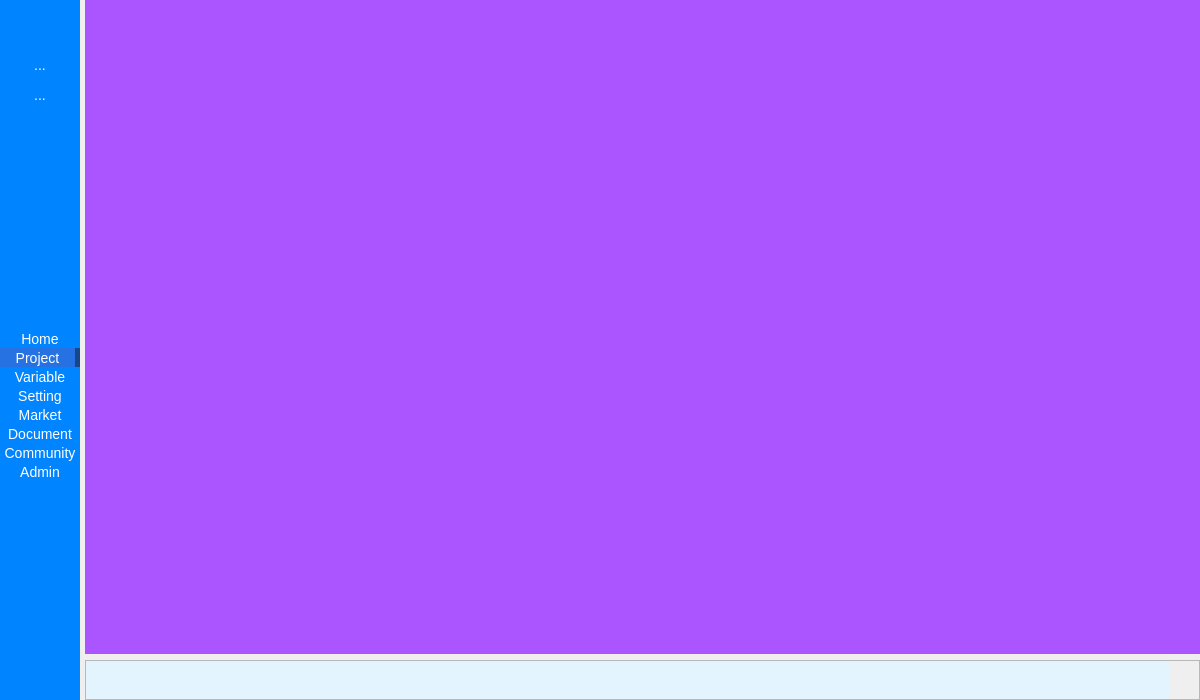
Qt form MainWindow.ui (deltaxrobot/Delta-X-Software) before a commit.
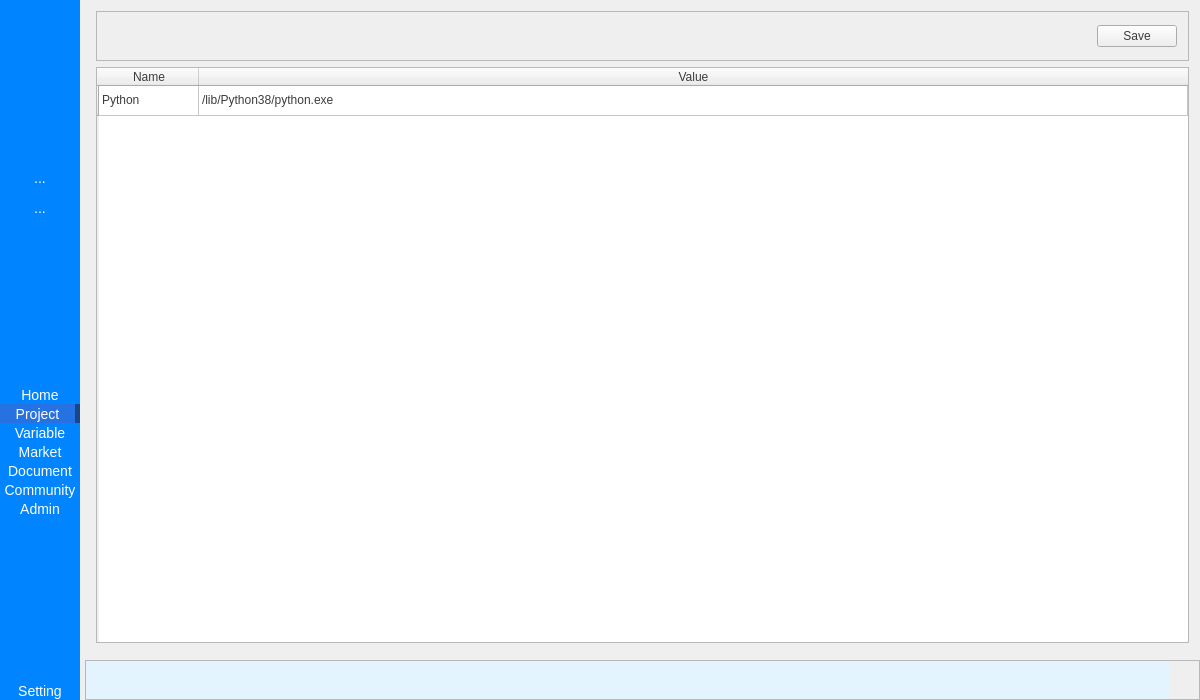
The same form after that commit. The open tabs and pages were chosen to show the change. Icons and pictures are not drawn.

```diff
--- a/MainWindow.ui
+++ b/MainWindow.ui
@@ -221,23 +221,17 @@
             <number>0</number>
            </property>
            <item>
-            <widget class="QLabel" name="lbLoadingIcon">
-             <property name="sizePolicy">
-              <sizepolicy hsizetype="Expanding" vsizetype="Fixed">
-               <horstretch>0</horstretch>
-               <verstretch>0</verstretch>
-              </sizepolicy>
+            <spacer name="verticalSpacer_5">
+             <property name="orientation">
+              <enum>Qt::Vertical</enum>
              </property>
-             <property name="minimumSize">
+             <property name="sizeHint" stdset="0">
               <size>
-               <width>0</width>
-               <height>50</height>
+               <width>20</width>
+               <height>40</height>
               </size>
              </property>
-             <property name="text">
-              <string/>
-             </property>
-            </widget>
+            </spacer>
            </item>
            <item>
             <widget class="QToolButton" name="tbOpenProject">
@@ -434,41 +428,6 @@
              </property>
             </widget>
            </item>
-           <item>
-            <widget class="QToolButton" name="tbSetting">
-             <property name="sizePolicy">
-              <sizepolicy hsizetype="Preferred" vsizetype="Fixed">
-               <horstretch>0</horstretch>
-               <verstretch>0</verstretch>
-              </sizepolicy>
-             </property>
-             <property name="minimumSize">
-              <size>
-               <width>80</width>
-               <height>0</height>
-              </size>
-             </property>
-             <property name="styleSheet">
-              <string notr="true"/>
-             </property>
-             <property name="text">
-              <string>Setting</string>
-             </property>
-             <property name="icon">
-              <iconset resource="resource.qrc">
-               <normaloff>:/icon/settings_64px.png</normaloff>:/icon/settings_64px.png</iconset>
-             </property>
-             <property name="popupMode">
-              <enum>QToolButton::DelayedPopup</enum>
-             </property>
-             <property name="toolButtonStyle">
-              <enum>Qt::ToolButtonTextUnderIcon</enum>
-             </property>
-             <property name="autoRaise">
-              <bool>false</bool>
-             </property>
-            </widget>
-           </item>
            <item>
             <widget class="QToolButton" name="tbMarket">
              <property name="sizePolicy">
@@ -622,6 +581,41 @@
              </property>
             </spacer>
            </item>
+           <item>
+            <widget class="QToolButton" name="tbSetting">
+             <property name="sizePolicy">
+              <sizepolicy hsizetype="Preferred" vsizetype="Fixed">
+               <horstretch>0</horstretch>
+               <verstretch>0</verstretch>
+              </sizepolicy>
+             </property>
+             <property name="minimumSize">
+              <size>
+               <width>80</width>
+               <height>0</height>
+              </size>
+             </property>
+             <property name="styleSheet">
+              <string notr="true"/>
+             </property>
+             <property name="text">
+              <string>Setting</string>
+             </property>
+             <property name="icon">
+              <iconset resource="resource.qrc">
+               <normaloff>:/icon/settings_64px.png</normaloff>:/icon/settings_64px.png</iconset>
+             </property>
+             <property name="popupMode">
+              <enum>QToolButton::DelayedPopup</enum>
+             </property>
+             <property name="toolButtonStyle">
+              <enum>Qt::ToolButtonTextUnderIcon</enum>
+             </property>
+             <property name="autoRaise">
+              <bool>false</bool>
+             </property>
+            </widget>
+           </item>
           </layout>
          </widget>
         </item>
@@ -1731,8 +1725,92 @@
             </widget>
             <widget class="QWidget" name="pSetting">
              <property name="styleSheet">
-              <string notr="true">background-color: rgb(170, 85, 255);</string>
+              <string notr="true"/>
              </property>
+             <layout class="QVBoxLayout" name="verticalLayout_12">
+              <item>
+               <widget class="QFrame" name="frame_3">
+                <property name="minimumSize">
+                 <size>
+                  <width>0</width>
+                  <height>50</height>
+                 </size>
+                </property>
+                <property name="frameShape">
+                 <enum>QFrame::StyledPanel</enum>
+                </property>
+                <property name="frameShadow">
+                 <enum>QFrame::Raised</enum>
+                </property>
+                <layout class="QHBoxLayout" name="horizontalLayout_13">
+                 <item>
+                  <spacer name="horizontalSpacer">
+                   <property name="orientation">
+                    <enum>Qt::Horizontal</enum>
+                   </property>
+                   <property name="sizeHint" stdset="0">
+                    <size>
+                     <width>40</width>
+                     <height>20</height>
+                    </size>
+                   </property>
+                  </spacer>
+                 </item>
+                 <item>
+                  <widget class="QPushButton" name="pbSaveSetting">
+                   <property name="text">
+                    <string>Save</string>
+                   </property>
+                  </widget>
+                 </item>
+                </layout>
+               </widget>
+              </item>
+              <item>
+               <widget class="QTableWidget" name="twSetting">
+                <property name="maximumSize">
+                 <size>
+                  <width>1101</width>
+                  <height>16777215</height>
+                 </size>
+                </property>
+                <attribute name="horizontalHeaderCascadingSectionResizes">
+                 <bool>true</bool>
+                </attribute>
+                <attribute name="horizontalHeaderDefaultSectionSize">
+                 <number>100</number>
+                </attribute>
+                <attribute name="horizontalHeaderStretchLastSection">
+                 <bool>true</bool>
+                </attribute>
+                <row>
+                 <property name="text">
+                  <string/>
+                 </property>
+                </row>
+                <column>
+                 <property name="text">
+                  <string>Name</string>
+                 </property>
+                </column>
+                <column>
+                 <property name="text">
+                  <string>Value</string>
+                 </property>
+                </column>
+                <item row="0" column="0">
+                 <property name="text">
+                  <string>Python</string>
+                 </property>
+                </item>
+                <item row="0" column="1">
+                 <property name="text">
+                  <string>/lib/Python38/python.exe</string>
+                 </property>
+                </item>
+               </widget>
+              </item>
+             </layout>
             </widget>
             <widget class="QWidget" name="pProject">
              <property name="styleSheet">
```
Left out of the diff: 27 changed lines with no effect on the pictures.
